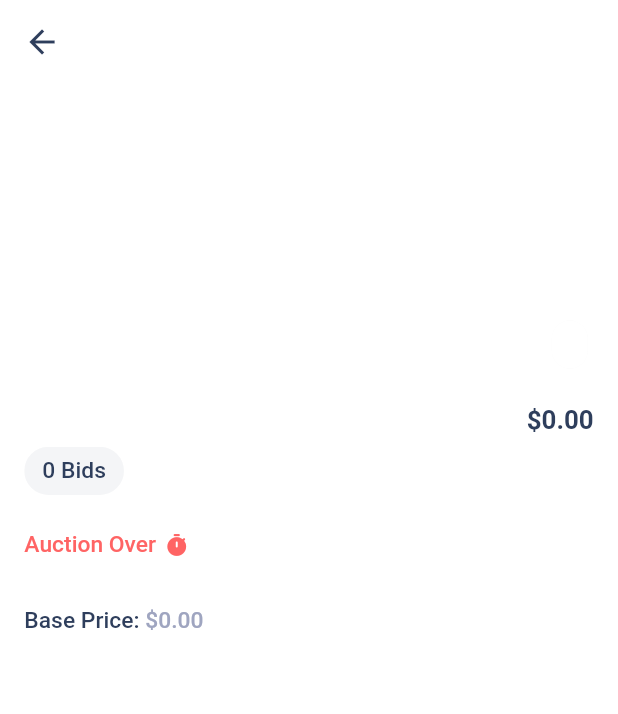
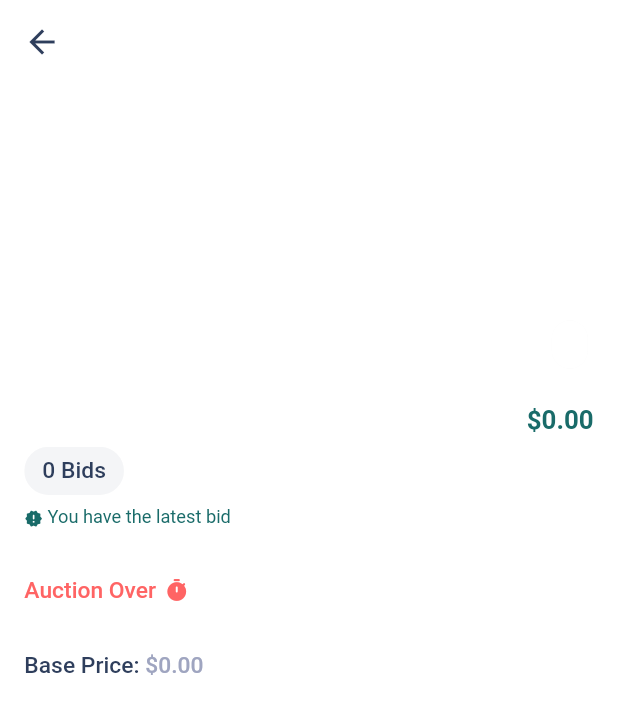
Before and after one commit to tharinduprabath/CenticBids-Mobile, a Flutter app: the AuctionPage screen opened directly with empty values, on a phone screen of 412 x 824 dp. Shown: the top 714 px of the screen. Run offline on Flutter 3.47's test engine with Material 2 defaults, Android fonts, the phone set to English and light mode, and no system bars; drawn by our look-alikes of flutter_countdown_timer; our stand-ins replace cached_network_image, cloud_firestore, connectivity, dartz, equatable, extended_masked_text and 6 more; accounts and stored records are empty.

Commit message:
user has latest bid view

```diff
--- a/lib/app/core/widgets/auction_list_item.dart
+++ b/lib/app/core/widgets/auction_list_item.dart
@@ -4,6 +4,7 @@ import 'package:centic_bids/app/core/widgets/auction_countdown_timer.dart';
 import 'package:centic_bids/app/core/widgets/bid_count_chip.dart';
 import 'package:centic_bids/app/core/widgets/fade_network_image.dart';
 import 'package:centic_bids/app/core/widgets/horizontal_space.dart';
+import 'package:centic_bids/app/core/widgets/user_has_latest_bid_view.dart';
 import 'package:centic_bids/app/core/widgets/vertical_space.dart';
 import 'package:centic_bids/app/features/auction/domain/entities/auction_entity.dart';
 import 'package:centic_bids/app/utils/text_formatter.dart';
@@ -23,7 +24,7 @@ class AuctionListItem extends StatelessWidget {
   @override
   Widget build(BuildContext context) {
     final double size = 150.h;
-    final double displayPrice = auctionEntity.latestBid == 0
+    final double price = auctionEntity.latestBid == 0
         ? auctionEntity.basePrice
         : auctionEntity.latestBid;
 
@@ -53,7 +54,7 @@ class AuctionListItem extends StatelessWidget {
                   ),
                   BidCountChip(count: auctionEntity.bidCount),
                   CenticBidsText.headingOne(
-                      "${TextFormatter.toCurrency(displayPrice)}"),
+                      "${TextFormatter.toCurrency(price)}"),
                   VerticalSpace(),
                   AuctionCountdownTimer(endDate: auctionEntity.endDate),
                 ],
--- /dev/null
+++ b/lib/app/core/widgets/user_has_latest_bid_view.dart
@@ -0,0 +1,25 @@
+import 'package:centic_bids/app/core/app_colors.dart';
+import 'package:centic_bids/app/core/app_constants.dart';
+import 'package:centic_bids/app/core/design_system/centic_bids_text.dart';
+import 'package:flutter/material.dart';
+
+class UserHasLatestBidView extends StatelessWidget {
+  const UserHasLatestBidView({Key? key}) : super(key: key);
+
+  @override
+  Widget build(BuildContext context) {
+    return Row(
+      children: [
+        Icon(
+          Icons.new_releases_rounded,
+          color: AppColors.primary_color,
+          size: AppConstants.icon_size / 2,
+        ),
+        CenticBidsText.caption(
+          " You have the latest bid",
+          color: AppColors.primary_color,
+        ),
+      ],
+    );
+  }
+}
--- a/lib/app/features/auction/data/datasources/auction_remote_datasource/auction_remote_datasource_impl.dart
+++ b/lib/app/features/auction/data/datasources/auction_remote_datasource/auction_remote_datasource_impl.dart
@@ -61,7 +61,7 @@ class AuctionRemoteDataSourceImpl implements AuctionRemoteDataSource {
       // for (final d in auctionDocs.docs) {
       //   await firebaseFirestore
       //       .collection(FirestoreName.auctions_collection)
-      //       .add(d.data() as Map<String, dynamic>);
+      //       .add(d.data());
       // }
 
       // Check precondition empty
@@ -125,7 +125,7 @@ class AuctionRemoteDataSourceImpl implements AuctionRemoteDataSource {
           throw ServerException(ErrorCode.e_2010);
         if (latestAuction.latestBid != placeBidRequestModel.auction.latestBid)
           throw ServerException(ErrorCode.e_2020);
-        if (placeBidRequestModel.bid > price)
+        if (placeBidRequestModel.bid <= price)
           throw ServerException(ErrorCode.e_2020);
 
         // Place new bid
--- a/lib/app/features/auction/data/models/auction_model.dart
+++ b/lib/app/features/auction/data/models/auction_model.dart
@@ -47,7 +47,7 @@ class AuctionModel extends AuctionEntity {
       bidCount: ((map["bidCount"] ?? 0) as num).toInt(),
       startDate: (map["startDate"] as Timestamp).toDate(),
       endDate: (map["endDate"] as Timestamp).toDate(),
-      imageList: List<String>.from(map["imageList"]),
+      imageList: List<String>.from(map["imageList"] ?? <String>[""]),
     );
   }
 
--- a/lib/app/features/auction/presentation/auction/auction_page.dart
+++ b/lib/app/features/auction/presentation/auction/auction_page.dart
@@ -9,11 +9,12 @@ import 'package:centic_bids/app/core/widgets/horizontal_space.dart';
 import 'package:centic_bids/app/core/widgets/page_error_view.dart';
 import 'package:centic_bids/app/core/widgets/page_loading_view.dart';
 import 'package:centic_bids/app/core/widgets/page_state_switcher.dart';
+import 'package:centic_bids/app/core/widgets/user_has_latest_bid_view.dart';
 import 'package:centic_bids/app/core/widgets/vertical_space.dart';
 import 'package:centic_bids/app/features/auction/domain/entities/auction_entity.dart';
-import 'package:centic_bids/app/features/auction/presentation/auction/widgets/base_price_view.dart';
 import 'package:centic_bids/app/features/auction/presentation/auction/widgets/image_slider.dart';
 import 'package:centic_bids/app/features/auction/presentation/auction/widgets/place_bid_view.dart';
+import 'package:centic_bids/app/features/auction/presentation/auction/widgets/price_view.dart';
 import 'package:centic_bids/app/utils/base_state_view_model.dart';
 import 'package:centic_bids/app/utils/text_formatter.dart';
 import 'package:centic_bids/app_configurations/app_di_container.dart';
@@ -108,9 +109,6 @@ class _Loaded extends ViewModelWidget<AuctionPageViewModel> {
 
   Widget _buildAuctionDetails(
       AuctionPageViewModel model, AuctionEntity auctionEntity) {
-    final double displayPrice = auctionEntity.latestBid == 0
-        ? auctionEntity.basePrice
-        : auctionEntity.latestBid;
     return SliverPadding(
       padding: EdgeInsets.all(AppConstants.margin.r),
       sliver: SliverList(
@@ -129,7 +127,11 @@ class _Loaded extends ViewModelWidget<AuctionPageViewModel> {
                     child: Align(
                       alignment: Alignment.centerRight,
                       child: CenticBidsText.headingTwo(
-                          TextFormatter.toCurrency(displayPrice)),
+                        TextFormatter.toCurrency(model.getPrice()),
+                        color: model.isUserHasLatestBid()
+                            ? AppColors.primary_color
+                            : AppColors.main_text_color,
+                      ),
                     )),
               ],
             ),
@@ -139,12 +141,17 @@ class _Loaded extends ViewModelWidget<AuctionPageViewModel> {
                 count: auctionEntity.bidCount,
               ),
             ),
+            model.isUserHasLatestBid()
+                ? UserHasLatestBidView()
+                : SizedBox(),
+            VerticalSpace(),
             VerticalSpace(),
             AuctionCountdownTimer(endDate: auctionEntity.endDate),
             VerticalSpace(),
             VerticalSpace(),
-            BasePriceView(
-              basePrice: auctionEntity.basePrice,
+            PriceView(
+              price: auctionEntity.basePrice,
+              text: "Base Price",
             ),
             VerticalSpace(),
             VerticalSpace(),
--- a/lib/app/features/auction/presentation/auction/auction_page_view_model.dart
+++ b/lib/app/features/auction/presentation/auction/auction_page_view_model.dart
@@ -127,13 +127,18 @@ class AuctionPageViewModel extends BaseStateViewModel {
   }
 
   String? validateBid(value) {
-    final double price = auctionEntity.latestBid == 0
-        ? auctionEntity.basePrice
-        : auctionEntity.latestBid;
+    final double price = getPrice();
     if (moneyTextController.numberValue > price)
       return null;
     else
       return "Invalid Bid";
+  }
+
+  double getPrice() {
+    final double price = auctionEntity.latestBid == 0
+        ? auctionEntity.basePrice
+        : auctionEntity.latestBid;
+    return price;
   }
 
   UserEntity? getLocalUser() {
--- a/lib/app/features/auction/presentation/auction/widgets/place_bid_view.dart
+++ b/lib/app/features/auction/presentation/auction/widgets/place_bid_view.dart
@@ -5,7 +5,7 @@ import 'package:centic_bids/app/core/design_system/centic_bids_input_field.dart'
 import 'package:centic_bids/app/core/design_system/centic_bids_text.dart';
 import 'package:centic_bids/app/core/widgets/vertical_space.dart';
 import 'package:centic_bids/app/features/auction/presentation/auction/auction_page_view_model.dart';
-import 'package:centic_bids/app/features/auction/presentation/auction/widgets/latest_bid_view.dart';
+import 'package:centic_bids/app/features/auction/presentation/auction/widgets/price_view.dart';
 import 'package:flutter/material.dart';
 import 'package:flutter_screenutil/flutter_screenutil.dart';
 
@@ -35,14 +35,14 @@ class PlaceBidView extends StatelessWidget {
                 child: CenticBidsText.headingOne("New Bid")),
             Divider(),
             VerticalSpace(),
-            // LatestBidView(latestBid: model.auctionEntity.latestBid, isFromUser: model.isUserHasLatestBid(),),
+            PriceView(text: "Price",price: model.getPrice(),),
             VerticalSpace(),
             VerticalSpace(),
             Row(
               children: [
-                CenticBidsText.body("New bid "),
+                CenticBidsText.body("Your Bid "),
                 CenticBidsText.caption(
-                    " (Your bid must greater than latest bid)"),
+                    " (Your bid must be greater than the price)"),
               ],
             ),
             VerticalSpace(),
@@ -71,7 +71,7 @@ class PlaceBidView extends StatelessWidget {
     );
   }
 
-  Widget _buildTopEdgeLine(){
+  Widget _buildTopEdgeLine() {
     return Align(
         alignment: Alignment.center,
         child: Container(
--- a/lib/app/features/auction/presentation/auction/widgets/base_price_view.dart
+++ b/lib/app/features/auction/presentation/auction/widgets/price_view.dart
@@ -3,21 +3,25 @@ import 'package:centic_bids/app/core/design_system/centic_bids_text.dart';
 import 'package:centic_bids/app/utils/text_formatter.dart';
 import 'package:flutter/material.dart';
 
-class BasePriceView extends StatelessWidget {
-  final double basePrice;
+class PriceView extends StatelessWidget {
+  final String text;
+  final double price;
 
-  const BasePriceView({
+  const PriceView({
     Key? key,
-    required this.basePrice,
+    required this.text,
+    required this.price,
   }) : super(key: key);
 
   @override
   Widget build(BuildContext context) {
     return Row(
       children: [
-        CenticBidsText.body("Base Price: "),
+        CenticBidsText.body("$text: "),
         CenticBidsText.body(
-          TextFormatter.toCurrency(basePrice,),
+          TextFormatter.toCurrency(
+            price,
+          ),
           color: AppColors.secondary_text_color,
         ),
       ],
```
Also changed, not shown: lib/app/features/auction/presentation/auction/widgets/latest_bid_view.dart (deleted, +0 -38 lines).
